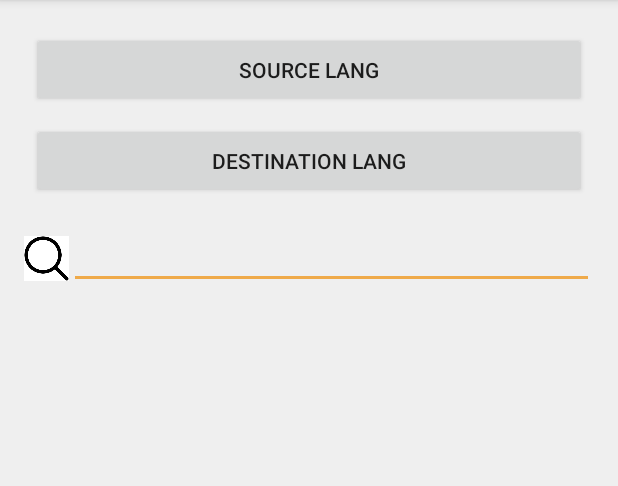
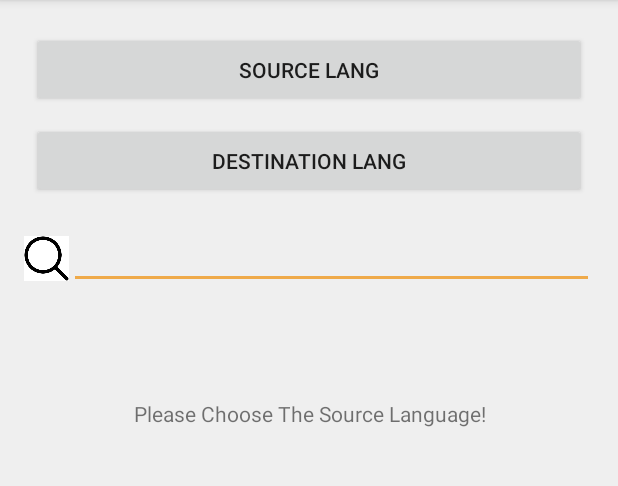
Before and after one commit to FarzadAkj/EvoDic, an Android app: the screen it shows after launch (MainActivity), on a phone screen of 412 x 824 dp, the part 84-570 px from its top. Run offline under Robolectric (Android 15) with nearby library versions, the phone set to English and light mode, and no system bars; libraries missing offline, so code that uses them is left out: com.orhanobut.dialogplus.

Commit message:
guiding text managing the local database

```diff
--- a/app/src/main/java/com/evoteam/android/dictionary/MainActivity.java
+++ b/app/src/main/java/com/evoteam/android/dictionary/MainActivity.java
@@ -14,6 +14,7 @@ import android.widget.ArrayAdapter;
 import android.widget.Button;
 import android.widget.EditText;
 import android.widget.ListView;
+import android.widget.TextView;
 import android.widget.Toast;
 
 import com.orhanobut.dialogplus.DialogPlus;
@@ -41,6 +42,8 @@ public class MainActivity extends AppCompatActivity implements View.OnClickListe
     public static String[] translateTo;
     public static String[] translateFrom;
 
+    TextView guidingTextView;
+
     @Override
     protected void onCreate(Bundle savedInstanceState) {
         super.onCreate(savedInstanceState);
@@ -53,6 +56,7 @@ public class MainActivity extends AppCompatActivity implements View.OnClickListe
         if (getSupportActionBar() != null) {
             getSupportActionBar().setTitle("EvoDic");
         }
+        setGuidingText();
 
         editText.addTextChangedListener(new TextWatcher() {
             @Override
@@ -111,8 +115,24 @@ public class MainActivity extends AppCompatActivity implements View.OnClickListe
 
         dpp = new DicPullParser();
 
+        guidingTextView = (TextView) findViewById(R.id.guidingTextView);
+
     }
 
+    //setting the guiding text view
+    void setGuidingText(){
+        if (translateFrom[0] == ""){
+            guidingTextView.setVisibility(View.VISIBLE);
+            guidingTextView.setText("Please Choose The Source Language!");
+            return;
+        } else if (translateTo[0] == ""){
+            guidingTextView.setVisibility(View.VISIBLE);
+            guidingTextView.setText("Please Choose The Destination Language!");
+            return;
+        } else {
+            guidingTextView.setVisibility(View.INVISIBLE);
+        }
+    }
 
     @Override
     //animations and controlling the clicks
@@ -136,6 +156,7 @@ public class MainActivity extends AppCompatActivity implements View.OnClickListe
                                             translateFrom[0] = "iran";
                                             editText.setHint(R.string.persianPicked);
                                             editText.setGravity(View.FOCUS_RIGHT);
+                                            setGuidingText();
 
                                         } else if (translateFrom[0] != "iran") {
 //                                            v.animate().alpha(1f).setDuration(800);
@@ -152,6 +173,7 @@ public class MainActivity extends AppCompatActivity implements View.OnClickListe
                                             }
 
                                             translateFrom[0] = "iran";
+                                            setGuidingText();
                                         }
 
                                         break;
@@ -167,6 +189,7 @@ public class MainActivity extends AppCompatActivity implements View.OnClickListe
                                             translateFrom[0] = "england";
                                             editText.setHint(R.string.englishPicked);
                                             editText.setGravity(View.SCROLL_INDICATOR_LEFT);
+                                            setGuidingText();
 
                                         } else if (translateFrom[0] != "england") {
 //                                            v.animate().alpha(1f).setDuration(800);
@@ -183,6 +206,7 @@ public class MainActivity extends AppCompatActivity implements View.OnClickListe
                                             }
 
                                             translateFrom[0] = "england";
+                                            setGuidingText();
                                         }
 
                                         break;
@@ -198,6 +222,7 @@ public class MainActivity extends AppCompatActivity implements View.OnClickListe
                                             translateFrom[0] = "iraq";
                                             editText.setHint(R.string.arabicPicked);
                                             editText.setGravity(View.FOCUS_RIGHT);
+                                            setGuidingText();
 
                                         } else if (translateFrom[0] != "iraq") {
 //                                            v.animate().alpha(1f).setDuration(800);
@@ -214,6 +239,8 @@ public class MainActivity extends AppCompatActivity implements View.OnClickListe
                                             }
 
                                             translateFrom[0] = "iraq";
+                                            setGuidingText();
+
                                         } else {
                                             return;
                                         }
@@ -246,6 +273,7 @@ public class MainActivity extends AppCompatActivity implements View.OnClickListe
 //                    toEngland.animate().alpha(0.2f).setDuration(500);
 //                    toIraq.animate().alpha(0.2f).setDuration(500);
                                             translateTo[0] = "iran";
+                                            setGuidingText();
 
 
                                         } else if (translateTo[0] != "iran") {
@@ -263,6 +291,7 @@ public class MainActivity extends AppCompatActivity implements View.OnClickListe
                                             }
 
                                             translateTo[0] = "iran";
+                                            setGuidingText();
                                         }
 
                                         break;
@@ -277,6 +306,7 @@ public class MainActivity extends AppCompatActivity implements View.OnClickListe
 //                    toIran.animate().alpha(0.2f).setDuration(500);
 //                    toIraq.animate().alpha(0.2f).setDuration(500);
                                             translateTo[0] = "england";
+                                            setGuidingText();
 
                                         } else if (translateTo[0] != "england") {
 //                    Toast.makeText(this, R.string.englishChecked, Toast.LENGTH_SHORT).show();
@@ -293,6 +323,7 @@ public class MainActivity extends AppCompatActivity implements View.OnClickListe
                                             }
 
                                             translateTo[0] = "england";
+                                            setGuidingText();
                                         }
 
                                         break;
@@ -307,6 +338,7 @@ public class MainActivity extends AppCompatActivity implements View.OnClickListe
 //                    toEngland.animate().alpha(0.2f).setDuration(500);
 //                    toIran.animate().alpha(0.2f).setDuration(500);
                                             translateTo[0] = "iraq";
+                                            setGuidingText();
 
                                         } else if (translateTo[0] != "iraq") {
 //                    Toast.makeText(this, R.string.arabicChecked, Toast.LENGTH_SHORT).show();
@@ -323,6 +355,7 @@ public class MainActivity extends AppCompatActivity implements View.OnClickListe
                                             }
 
                                             translateTo[0] = "iraq";
+                                            setGuidingText();
                                         } else {
                                             return;
                                         }
@@ -425,11 +458,11 @@ public class MainActivity extends AppCompatActivity implements View.OnClickListe
     private void addToDataBase(Dictionary currentWord) {
 
         int a = dbManager.getHistory().size();
-        //controlling the length of
-        //if(a == 50){
-        //delete from dataBase
-
-        //}
+//        controlling the length of
+        if(a == 50){
+            Dictionary deletingWord = DataBaseManager.historyList.get(49);
+            dbManager.deleteHistory(deletingWord);
+        }
         dbManager.addHistory(currentWord);
     }
 
--- a/app/src/main/res/layout/activity_main.xml
+++ b/app/src/main/res/layout/activity_main.xml
@@ -13,6 +13,15 @@
     android:paddingTop="@dimen/activity_vertical_margin"
     tools:context="com.evoteam.android.dictionary.MainActivity">
 
+
+    <TextView
+
+        android:layout_width="wrap_content"
+        android:layout_height="wrap_content"
+        android:gravity="center"
+        android:layout_centerHorizontal="true"
+        android:paddingTop="250dp"
+        android:id="@+id/guidingTextView"/>
 
     <LinearLayout
         android:id="@+id/fromFlagsLayout"
```
Also changed, not shown: app/src/main/java/com/evoteam/android/dictionary/DataBaseManager.java (+9 -4 lines), app/src/main/java/com/evoteam/android/dictionary/TranslatedWord.java (+6 -4 lines).
